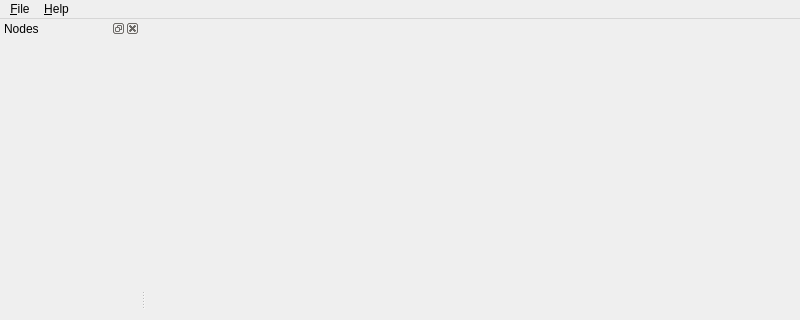
This is apps/ctstudio/ui/MainWindow.ui in jjacobsson/calltree as Qt 5 draws it before an edit; both pictures show x 0 to 800 and y 0 to 320 of the 800 by 600 pixel window. The edited form follows.
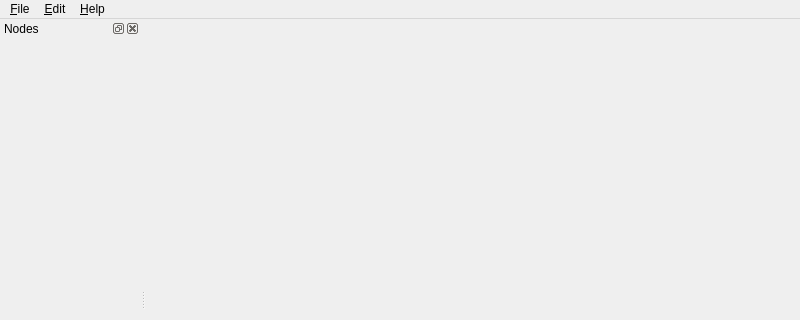
This is the edited form.

```diff
--- a/apps/ctstudio/ui/MainWindow.ui
+++ b/apps/ctstudio/ui/MainWindow.ui
@@ -55,7 +55,14 @@
     </property>
     <addaction name="m_ActionAboutQt"/>
    </widget>
+   <widget class="QMenu" name="menuEdit">
+    <property name="title">
+     <string>&amp;Edit</string>
+    </property>
+    <addaction name="m_ActionDelete"/>
+   </widget>
    <addaction name="m_MenuFile"/>
+   <addaction name="menuEdit"/>
    <addaction name="m_MenuHelp"/>
   </widget>
   <widget class="QStatusBar" name="m_Statusbar">
```
Left out of the diff: 8 changed lines with no effect on the pictures.
